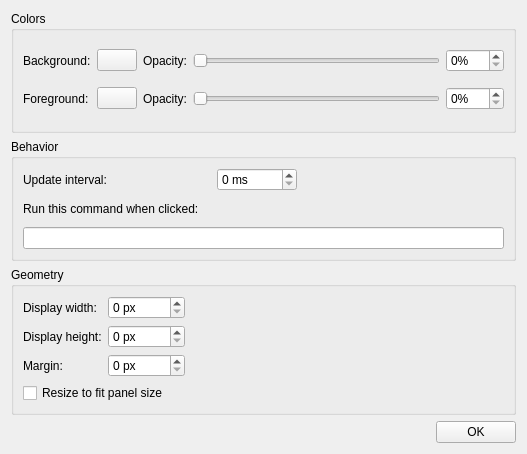
Old version of the form panel/panel-plugins/cpumonitor/settingswidget.ui in the repository nicholasyoder/forest.
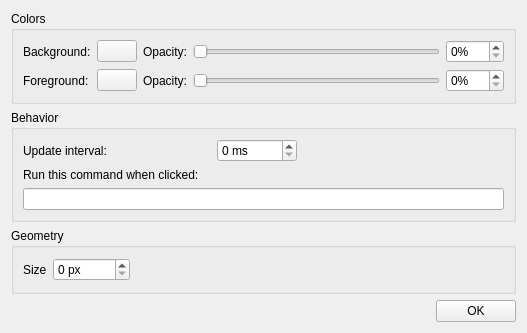
New version of the form. Icons and pictures are not drawn.

Patch:
```diff
--- a/panel/panel-plugins/cpumonitor/settingswidget.ui
+++ b/panel/panel-plugins/cpumonitor/settingswidget.ui
@@ -7,7 +7,7 @@
     <x>0</x>
     <y>0</y>
     <width>527</width>
-    <height>454</height>
+    <height>333</height>
    </rect>
   </property>
   <property name="windowTitle">
@@ -178,51 +178,10 @@
         </property>
        </widget>
       </item>
-      <item row="2" column="1">
-       <widget class="QSpinBox" name="marginSbox">
-        <property name="suffix">
-         <string> px</string>
-        </property>
-        <property name="maximum">
-         <number>10000</number>
-        </property>
-       </widget>
-      </item>
-      <item row="2" column="0">
-       <widget class="QLabel" name="label_9">
-        <property name="text">
-         <string>Margin:</string>
-        </property>
-       </widget>
-      </item>
-      <item row="1" column="1">
-       <widget class="QSpinBox" name="heightSbox">
-        <property name="suffix">
-         <string> px</string>
-        </property>
-        <property name="maximum">
-         <number>10000</number>
-        </property>
-       </widget>
-      </item>
       <item row="0" column="0">
        <widget class="QLabel" name="label_2">
         <property name="text">
-         <string>Display width:</string>
-        </property>
-       </widget>
-      </item>
-      <item row="1" column="0">
-       <widget class="QLabel" name="label_8">
-        <property name="text">
-         <string>Display height:</string>
-        </property>
-       </widget>
-      </item>
-      <item row="3" column="0" colspan="5">
-       <widget class="QCheckBox" name="resizetofitCbox">
-        <property name="text">
-         <string>Resize to fit panel size</string>
+         <string>Size</string>
         </property>
        </widget>
       </item>
```
Left out of the diff: 5 changed lines with no effect on the pictures.
